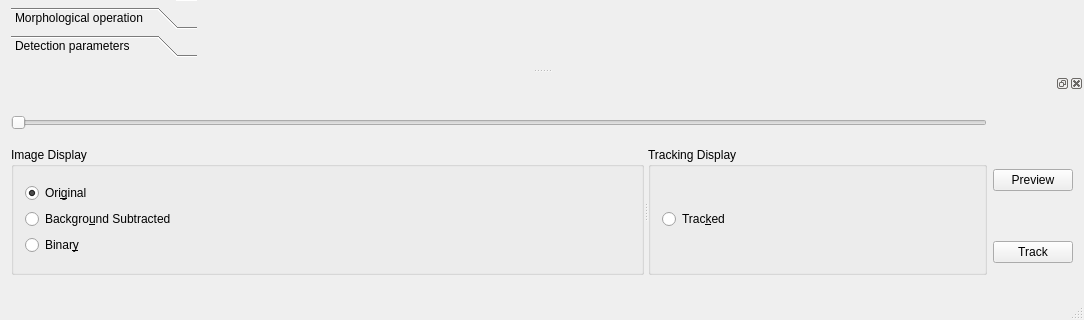
This is src/interactive.ui in FastTrackOrg/FastTrack as Qt 5 draws it before an edit; both pictures show x 0 to 1084 and y 646 to 966 of the 1084 by 966 pixel window. The edited form follows.
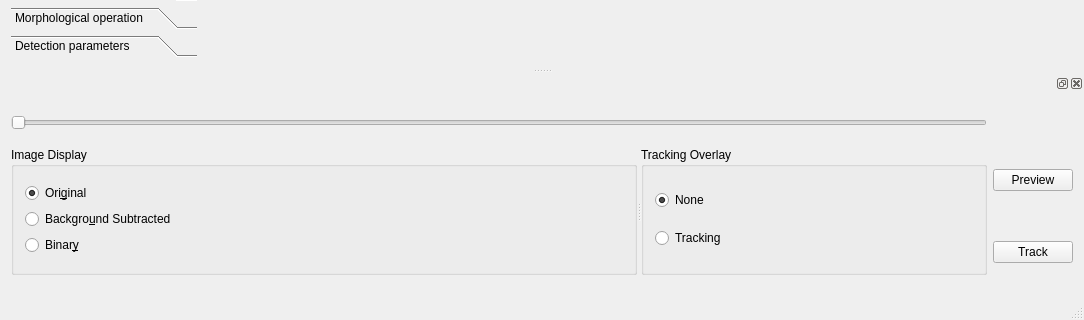
This is the edited form.

```diff
--- a/src/interactive.ui
+++ b/src/interactive.ui
@@ -792,7 +792,7 @@
   <widget class="QDockWidget" name="controlOptions">
    <property name="minimumSize">
     <size>
-     <width>431</width>
+     <width>434</width>
      <height>224</height>
     </size>
    </property>
@@ -820,6 +820,9 @@
         <property name="title">
          <string>Image Display</string>
         </property>
+        <property name="checkable">
+         <bool>false</bool>
+        </property>
         <layout class="QGridLayout" name="gridLayout_12">
          <item row="0" column="0">
           <layout class="QGridLayout" name="gridLayout_3">
@@ -828,6 +831,9 @@
              <property name="text">
               <string>Backgro&amp;und Subtracted</string>
              </property>
+             <property name="checkable">
+              <bool>false</bool>
+             </property>
             </widget>
            </item>
            <item row="0" column="0">
@@ -845,6 +851,9 @@
              <property name="text">
               <string>Binar&amp;y</string>
              </property>
+             <property name="checkable">
+              <bool>false</bool>
+             </property>
             </widget>
            </item>
           </layout>
@@ -853,13 +862,26 @@
        </widget>
        <widget class="QGroupBox" name="groupBox_2">
         <property name="title">
-         <string>Tracking Display</string>
+         <string>Tracking Overlay</string>
         </property>
         <layout class="QGridLayout" name="gridLayout_13">
-         <item row="0" column="0">
+         <item row="1" column="0">
           <widget class="QRadioButton" name="isTracked">
            <property name="text">
-            <string>Trac&amp;ked</string>
+            <string>Tracking</string>
+           </property>
+           <property name="checkable">
+            <bool>false</bool>
+           </property>
+          </widget>
+         </item>
+         <item row="0" column="0">
+          <widget class="QRadioButton" name="isNone">
+           <property name="text">
+            <string>None</string>
+           </property>
+           <property name="checked">
+            <bool>true</bool>
            </property>
           </widget>
          </item>
```
Left out of the diff: 6 changed lines with no effect on the pictures.
